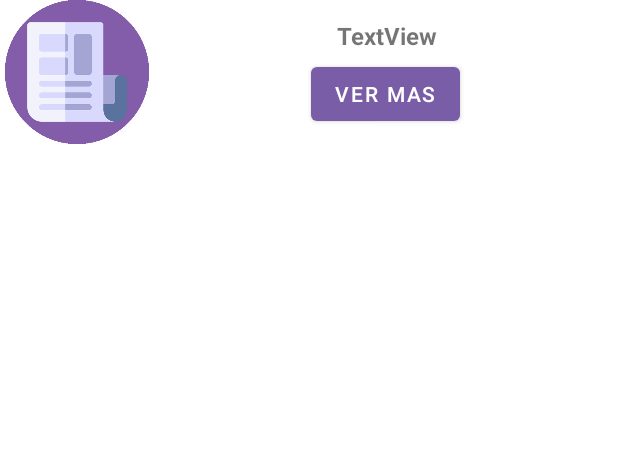
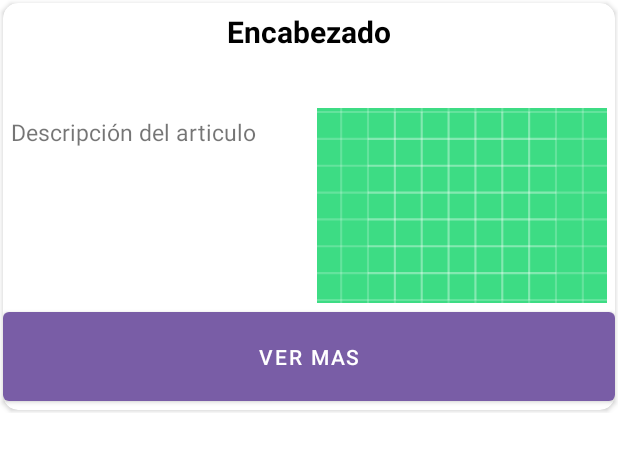
Before and after one commit to GermanGuzmanLopez/Atizappan, an Android app: the layout renglonnoticia.xml on its own in the app's theme, with its tools: preview values and no code run, on a phone screen of 412 x 824 dp. Shown: the top 451 px of the screen. Run offline under Robolectric (Android 15) with nearby library versions, the phone set to English and light mode, and no system bars.

Commit message:
Update renglonnoticias

```diff
--- a/app/src/main/java/mx/ggl/atizappanmobile/view/AdaptadorNoticia.kt
+++ b/app/src/main/java/mx/ggl/atizappanmobile/view/AdaptadorNoticia.kt
@@ -24,12 +24,12 @@ class AdaptadorNoticia (val context: Context,
             val tvTitulo = renglonNoticia.findViewById<TextView>(R.id.tvTitulo)
             //val url = renglonNoticia.findViewById<Button>(R.id.masbtn)
             //println(tvTitulo)
-            //val tvDescripcion = renglonNoticia.findViewById<TextView>(R.id.tvDescripcion)
+            val tvDescripcion = renglonNoticia.findViewById<TextView>(R.id.tvDescripcion)
             val imgNoticia = renglonNoticia.findViewById<ImageView>(R.id.imgNoticia)
             tvTitulo.setText(noticia.titulo)
             //println("titulo")
             //println(noticia.titulo)
-            //tvDescripcion.setText(noticia.descripcion)
+            tvDescripcion.setText(noticia.descripcion)
             // Descargar la bandera y ponerla en imgBandera
             val url = noticia.imagen
             //println(url) //Nunca en producción
--- a/app/src/main/res/layout/renglonnoticia.xml
+++ b/app/src/main/res/layout/renglonnoticia.xml
@@ -1,47 +1,75 @@
 <?xml version="1.0" encoding="utf-8"?>
-<LinearLayout xmlns:android="http://schemas.android.com/apk/res/android"
-    xmlns:app="http://schemas.android.com/apk/res-auto"
-    xmlns:tools="http://schemas.android.com/tools"
+<RelativeLayout xmlns:android="http://schemas.android.com/apk/res/android"
     android:layout_width="match_parent"
-    android:layout_height="wrap_content"
-    android:background="?android:attr/selectableItemBackground"
-    android:clickable="false"
-    android:orientation="horizontal">
+    android:layout_height="275dp"
+    xmlns:app="http://schemas.android.com/apk/res-auto">
 
-    <ImageView
-        android:id="@+id/imgNoticia"
-        android:layout_width="0dp"
-        android:layout_height="96dp"
-        android:layout_gravity="center_horizontal|center_vertical"
-        android:layout_weight="1"
-        android:cropToPadding="false"
-        app:srcCompat="@drawable/news" />
+    <androidx.cardview.widget.CardView
+        android:layout_width="match_parent"
+        android:layout_height="match_parent"
+        android:padding="10dp"
+        android:layout_margin="2dp"
+        app:cardCornerRadius="10dp"
+        android:elevation="5dp">
 
         <LinearLayout
-        android:layout_width="0dp"
-        android:layout_height="wrap_content"
-        android:layout_gravity="center_horizontal|center_vertical"
-        android:layout_weight="3"
+            android:layout_width="match_parent"
+            android:layout_height="match_parent"
             android:orientation="vertical">
 
             <TextView
                 android:id="@+id/tvTitulo"
                 android:layout_width="match_parent"
-            android:layout_height="wrap_content"
-            android:layout_margin="4dp"
-            android:text="TextView"
+                android:layout_height="60dp"
+                android:ellipsize="end"
+                android:maxLines="2"
+                android:padding="5dp"
+                android:text="Encabezado"
                 android:textAlignment="center"
-            android:textSize="16sp"
+                android:textColor="@color/black"
+                android:textSize="20sp"
                 android:textStyle="bold" />
+
+            <LinearLayout
+                android:layout_width="match_parent"
+                android:layout_height="130dp"
+                android:layout_marginTop="10dp"
+                android:orientation="horizontal">
+
+                <TextView
+                    android:layout_width="match_parent"
+                    android:layout_height="match_parent"
+                    android:layout_weight="1"
+                    android:ellipsize="end"
+                    android:maxLines="6"
+                    android:padding="5dp"
+                    android:id="@+id/tvDescripcion"
+                    android:textSize="15sp"
+                    android:text="Descripción del articulo"
+                    />
+                <ImageView
+                    android:layout_width="match_parent"
+                    android:layout_height="match_parent"
+                    android:padding="5dp"
+                    android:layout_weight="1"
+                    android:scaleType="centerCrop"
+                    android:id="@+id/imgNoticia"
+                    android:src="@drawable/ic_launcher_background"
+                    />
+
+            </LinearLayout>
 
             <Button
                 android:id="@+id/masbtn"
-            android:layout_width="wrap_content"
-            android:layout_height="wrap_content"
+                android:layout_width="match_parent"
+                android:layout_height="match_parent"
                 android:layout_gravity="center_horizontal"
                 android:gravity="center_horizontal|center_vertical"
                 android:text="Ver mas" />
 
+
+
         </LinearLayout>
 
-</LinearLayout>
+    </androidx.cardview.widget.CardView>
+</RelativeLayout>
```
Lines whose indentation alone changed are shown as unchanged.
